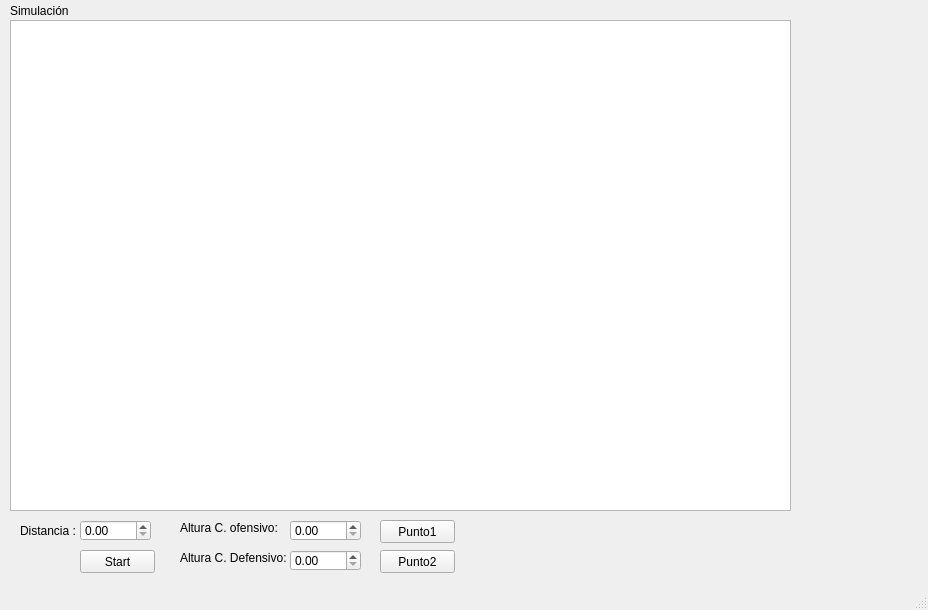
Laurav2103/Parcial-Final, file ParcialFinal/mainwindow.ui: the form before one commit.
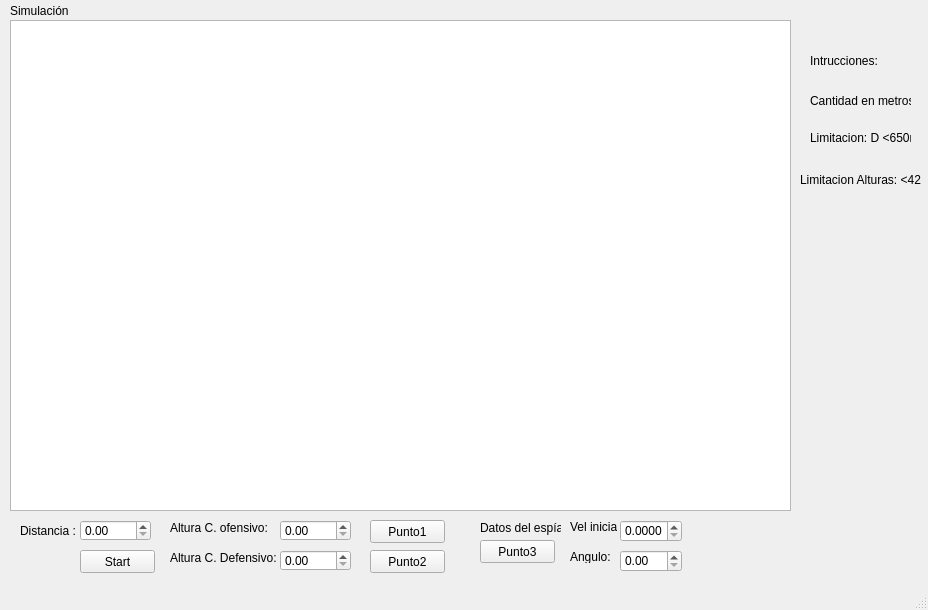
The form after the commit.

Patch:
```diff
--- a/ParcialFinal/mainwindow.ui
+++ b/ParcialFinal/mainwindow.ui
@@ -56,7 +56,7 @@
    <widget class="QLabel" name="label_3">
     <property name="geometry">
      <rect>
-      <x>180</x>
+      <x>170</x>
       <y>520</y>
       <width>131</width>
       <height>16</height>
@@ -69,7 +69,7 @@
    <widget class="QLabel" name="label_4">
     <property name="geometry">
      <rect>
-      <x>180</x>
+      <x>170</x>
       <y>550</y>
       <width>111</width>
       <height>16</height>
@@ -108,7 +108,7 @@
    <widget class="QDoubleSpinBox" name="altura_of">
     <property name="geometry">
      <rect>
-      <x>290</x>
+      <x>280</x>
       <y>520</y>
       <width>71</width>
       <height>21</height>
@@ -121,7 +121,7 @@
    <widget class="QDoubleSpinBox" name="altura_def">
     <property name="geometry">
      <rect>
-      <x>290</x>
+      <x>280</x>
       <y>550</y>
       <width>71</width>
       <height>21</height>
@@ -134,7 +134,7 @@
    <widget class="QPushButton" name="pushButton_2">
     <property name="geometry">
      <rect>
-      <x>380</x>
+      <x>370</x>
       <y>520</y>
       <width>75</width>
       <height>23</height>
@@ -147,7 +147,7 @@
    <widget class="QPushButton" name="pushButton_3">
     <property name="geometry">
      <rect>
-      <x>380</x>
+      <x>370</x>
       <y>550</y>
       <width>75</width>
       <height>23</height>
@@ -157,6 +157,136 @@
      <string>Punto2</string>
     </property>
    </widget>
+   <widget class="QPushButton" name="pushButton_4">
+    <property name="geometry">
+     <rect>
+      <x>480</x>
+      <y>540</y>
+      <width>75</width>
+      <height>23</height>
+     </rect>
+    </property>
+    <property name="text">
+     <string>Punto3</string>
+    </property>
+   </widget>
+   <widget class="QLabel" name="label_5">
+    <property name="geometry">
+     <rect>
+      <x>480</x>
+      <y>520</y>
+      <width>81</width>
+      <height>16</height>
+     </rect>
+    </property>
+    <property name="text">
+     <string>Datos del espía:</string>
+    </property>
+   </widget>
+   <widget class="QLabel" name="label_6">
+    <property name="geometry">
+     <rect>
+      <x>570</x>
+      <y>520</y>
+      <width>47</width>
+      <height>13</height>
+     </rect>
+    </property>
+    <property name="text">
+     <string>Vel inicial:</string>
+    </property>
+   </widget>
+   <widget class="QLabel" name="label_7">
+    <property name="geometry">
+     <rect>
+      <x>570</x>
+      <y>550</y>
+      <width>47</width>
+      <height>13</height>
+     </rect>
+    </property>
+    <property name="text">
+     <string>Angulo:</string>
+    </property>
+   </widget>
+   <widget class="QDoubleSpinBox" name="velocidad">
+    <property name="geometry">
+     <rect>
+      <x>620</x>
+      <y>520</y>
+      <width>62</width>
+      <height>22</height>
+     </rect>
+    </property>
+    <property name="decimals">
+     <number>4</number>
+    </property>
+    <property name="maximum">
+     <double>999.990000000000009</double>
+    </property>
+   </widget>
+   <widget class="QDoubleSpinBox" name="angulo">
+    <property name="geometry">
+     <rect>
+      <x>620</x>
+      <y>550</y>
+      <width>62</width>
+      <height>22</height>
+     </rect>
+    </property>
+   </widget>
+   <widget class="QLabel" name="label_8">
+    <property name="geometry">
+     <rect>
+      <x>810</x>
+      <y>50</y>
+      <width>81</width>
+      <height>21</height>
+     </rect>
+    </property>
+    <property name="text">
+     <string>Intrucciones:</string>
+    </property>
+   </widget>
+   <widget class="QLabel" name="label_9">
+    <property name="geometry">
+     <rect>
+      <x>810</x>
+      <y>90</y>
+      <width>101</width>
+      <height>21</height>
+     </rect>
+    </property>
+    <property name="text">
+     <string>Cantidad en metros</string>
+    </property>
+   </widget>
+   <widget class="QLabel" name="label_10">
+    <property name="geometry">
+     <rect>
+      <x>810</x>
+      <y>130</y>
+      <width>101</width>
+      <height>16</height>
+     </rect>
+    </property>
+    <property name="text">
+     <string>Limitacion: D &lt;650m</string>
+    </property>
+   </widget>
+   <widget class="QLabel" name="label_11">
+    <property name="geometry">
+     <rect>
+      <x>800</x>
+      <y>170</y>
+      <width>121</width>
+      <height>21</height>
+     </rect>
+    </property>
+    <property name="text">
+     <string>Limitacion Alturas: &lt;420</string>
+    </property>
+   </widget>
   </widget>
   <widget class="QMenuBar" name="menubar">
    <property name="geometry">
```
